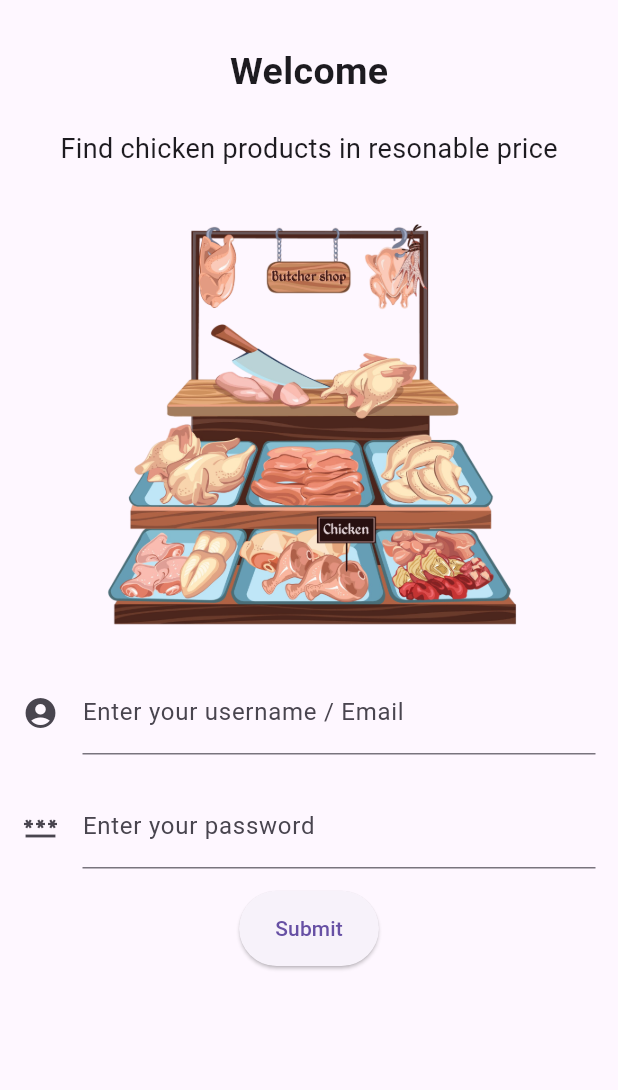
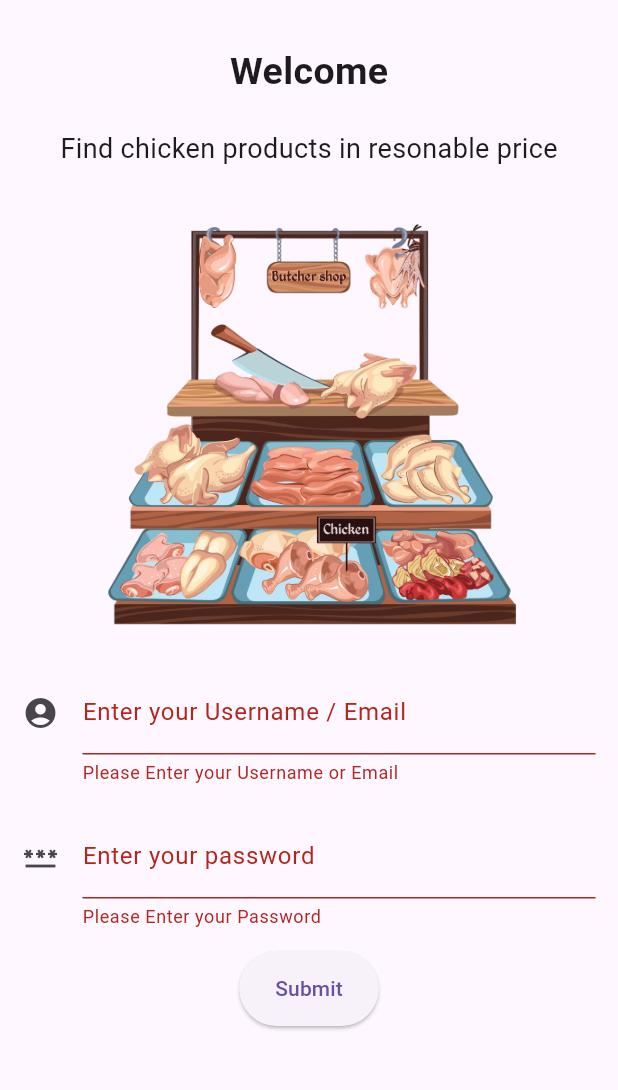
Before and after one commit to Aayush-khadka-1/login_signup, a Flutter app: the screen it shows after launch, after a tap on "Submit", on a phone screen of 412 x 824 dp, the part 84-1174 px from its top. Run offline on Flutter 3.47's test engine with Material 3 defaults, Android fonts, the phone set to English and light mode, and no system bars.

Commit message:
Added valdation in login_signup form

```diff
--- a/lib/homepage.dart
+++ b/lib/homepage.dart
@@ -1,4 +1,5 @@
 import 'package:flutter/material.dart';
+import 'package:login_signup/loginsignup.dart';
 
 class HomePage extends StatefulWidget {
   @override
@@ -38,37 +39,7 @@ class _HomePageState extends State<HomePage> {
               image: AssetImage('assets/img1.png'),
               height: 300,
             ),
-            Padding(
-              padding: const EdgeInsets.all(15.0),
-              child: Column(
-                children: [
-                  TextFormField(
-                    decoration: const InputDecoration(
-                      border: UnderlineInputBorder(),
-                      icon: Icon(Icons.account_circle_sharp),
-                      labelText: 'Enter your username / Email',
-                    ),
-                  ),
-                  SizedBox(height: 20),
-                  TextFormField(
-                    decoration: const InputDecoration(
-                      border: UnderlineInputBorder(),
-                      icon: Icon(Icons.password),
-                      labelText: 'Enter your password',
-                    ),
-                  ),
-                  SizedBox(height: 15),
-                  Container(
-                    height: 50,
-                    child: ElevatedButton(
-                        onPressed: () {
-                          print('Button presses !');
-                        },
-                        child: Text('Submit')),
-                  )
-                ],
-              ),
-            ),
+            Loginsignup(),
           ],
         ),
       ),
--- /dev/null
+++ b/lib/loginsignup.dart
@@ -0,0 +1,66 @@
+import 'package:flutter/material.dart';
+
+class Loginsignup extends StatefulWidget {
+  @override
+  State<Loginsignup> createState() => _LoginsignupState();
+}
+
+class _LoginsignupState extends State<Loginsignup> {
+  final _formKey = GlobalKey<FormState>();
+
+  @override
+  Widget build(BuildContext context) {
+    return Padding(
+      padding: const EdgeInsets.all(15.0),
+      child: Form(
+        key: _formKey,
+        child: Column(
+          children: [
+            TextFormField(
+              decoration: const InputDecoration(
+                border: UnderlineInputBorder(),
+                icon: Icon(Icons.account_circle_sharp),
+                labelText: 'Enter your Username / Email',
+              ),
+              validator: (value) {
+                if (value == null || value.isEmpty) {
+                  return 'Please Enter your Username or Email';
+                }
+                return null;
+              },
+            ),
+            SizedBox(height: 20),
+            TextFormField(
+              decoration: const InputDecoration(
+                border: UnderlineInputBorder(),
+                icon: Icon(Icons.password),
+                labelText: 'Enter your password',
+              ),
+              validator: (value) {
+                if (value == null || value.isEmpty) {
+                  return 'Please Enter your Password';
+                }
+                return null;
+              },
+              obscureText: true,
+            ),
+            SizedBox(height: 15),
+            Container(
+              height: 50,
+              child: ElevatedButton(
+                onPressed: () {
+                  if (_formKey.currentState!.validate()) {
+                    ScaffoldMessenger.of(context).showSnackBar(
+                      SnackBar(content: Text('Processing Data')),
+                    );
+                  }
+                },
+                child: Text('Submit'),
+              ),
+            ),
+          ],
+        ),
+      ),
+    );
+  }
+}
```
